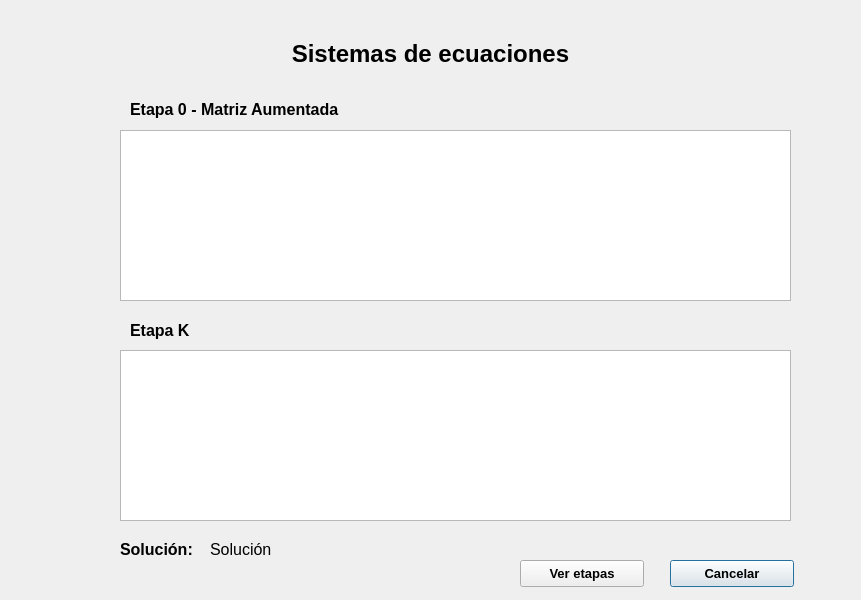
The window that UI/solucionecuaciones.ui (dhoyoso/AnalisisNumerico) describes before a commit, drawn with Qt 5.
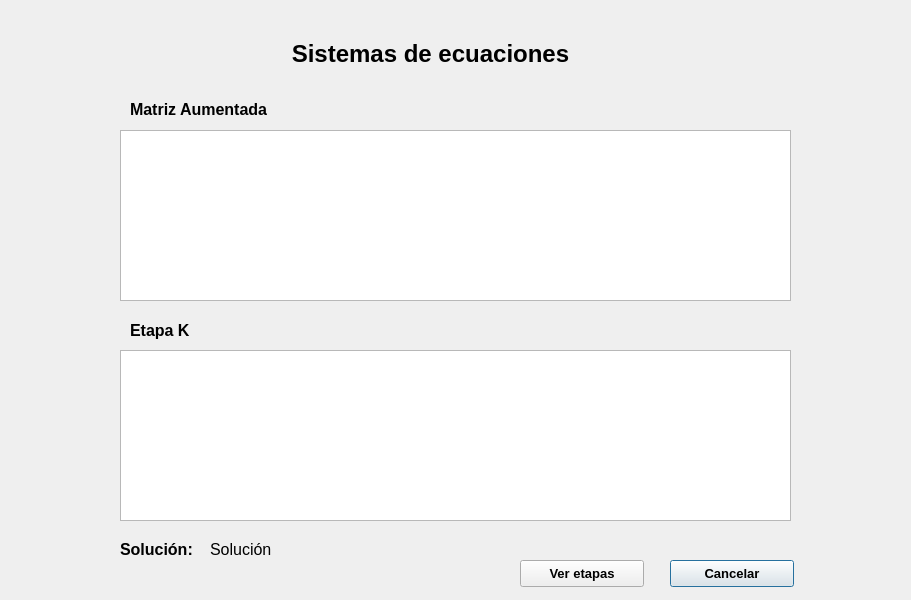
The same window after the commit.

```diff
--- a/UI/solucionecuaciones.ui
+++ b/UI/solucionecuaciones.ui
@@ -6,7 +6,7 @@
    <rect>
     <x>0</x>
     <y>0</y>
-    <width>861</width>
+    <width>911</width>
     <height>600</height>
    </rect>
   </property>
@@ -36,7 +36,7 @@
     </rect>
    </property>
    <property name="text">
-    <string>&lt;html&gt;&lt;head/&gt;&lt;body&gt;&lt;p&gt;&lt;span style=&quot; font-size:12pt; font-weight:600;&quot;&gt;Etapa 0 - Matriz Aumentada&lt;/span&gt;&lt;span style=&quot; font-size:12pt;&quot;&gt;&lt;br/&gt;&lt;/span&gt;&lt;/p&gt;&lt;/body&gt;&lt;/html&gt;</string>
+    <string>&lt;html&gt;&lt;head/&gt;&lt;body&gt;&lt;p&gt;&lt;span style=&quot; font-size:12pt; font-weight:600;&quot;&gt;Matriz Aumentada&lt;/span&gt;&lt;span style=&quot; font-size:12pt;&quot;&gt;&lt;br/&gt;&lt;/span&gt;&lt;/p&gt;&lt;/body&gt;&lt;/html&gt;</string>
    </property>
   </widget>
   <widget class="QLabel" name="label_5">
```
